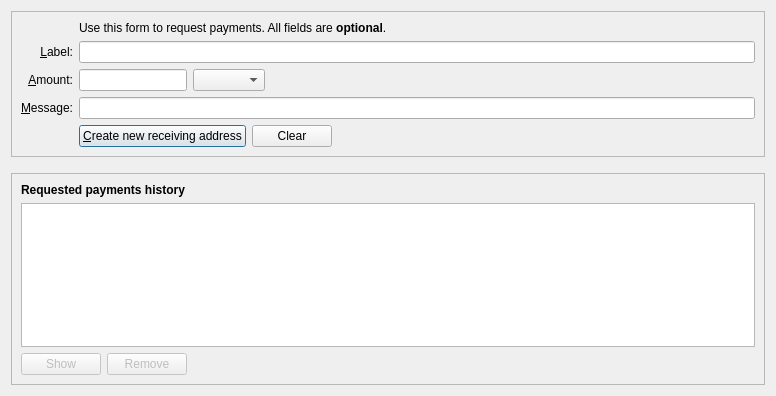
Qt form src/qt/forms/receivecoinsdialog.ui (qsbitcoin/qsbitcoin) before a commit.
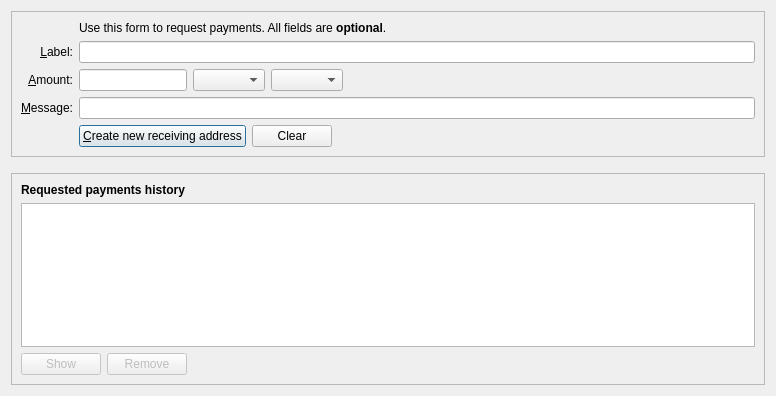
The same form after that commit. Icons and pictures are not drawn. Custom widgets are drawn as their Qt base class.

Patch:
```diff
--- a/src/qt/forms/receivecoinsdialog.ui
+++ b/src/qt/forms/receivecoinsdialog.ui
@@ -213,6 +213,25 @@
             </property>
            </widget>
           </item>
+          <item>
+           <widget class="QComboBox" name="algorithmType">
+            <property name="sizePolicy">
+             <sizepolicy hsizetype="Fixed" vsizetype="Fixed">
+              <horstretch>0</horstretch>
+              <verstretch>0</verstretch>
+             </sizepolicy>
+            </property>
+            <property name="maximumSize">
+             <size>
+              <width>1000</width>
+              <height>16777215</height>
+             </size>
+            </property>
+            <property name="focusPolicy">
+             <enum>Qt::StrongFocus</enum>
+            </property>
+           </widget>
+          </item>
           <item>
            <spacer name="horizontalSpacer_3">
             <property name="orientation">
```
Left out of the diff: 1 changed line with no effect on the pictures.
